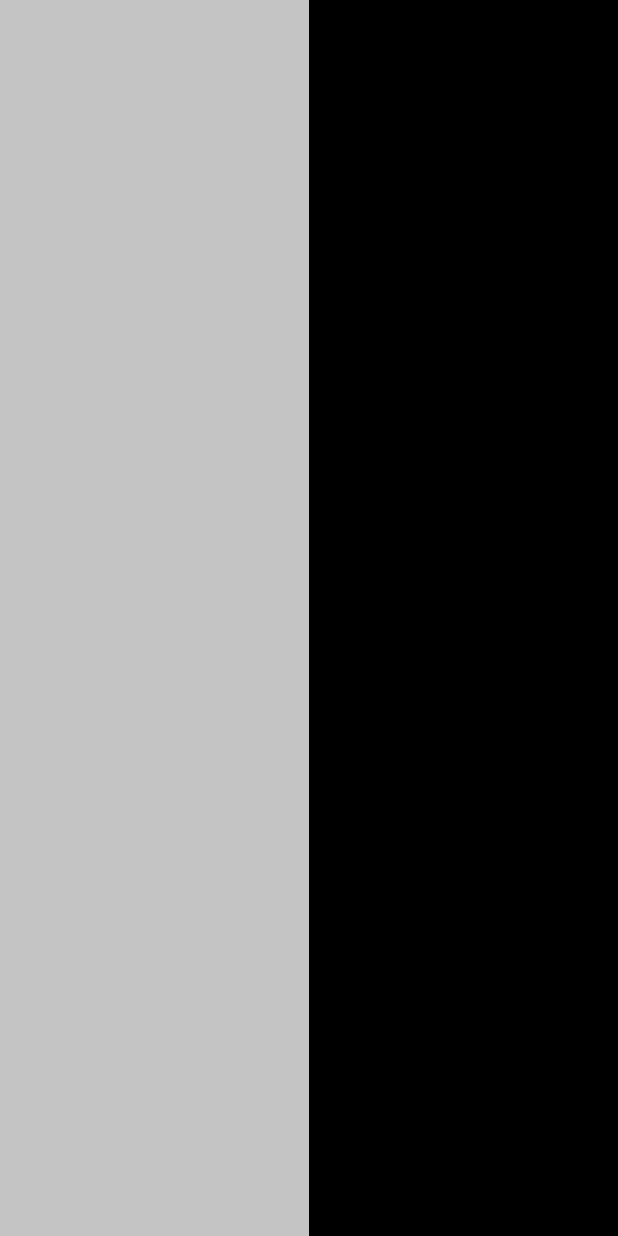
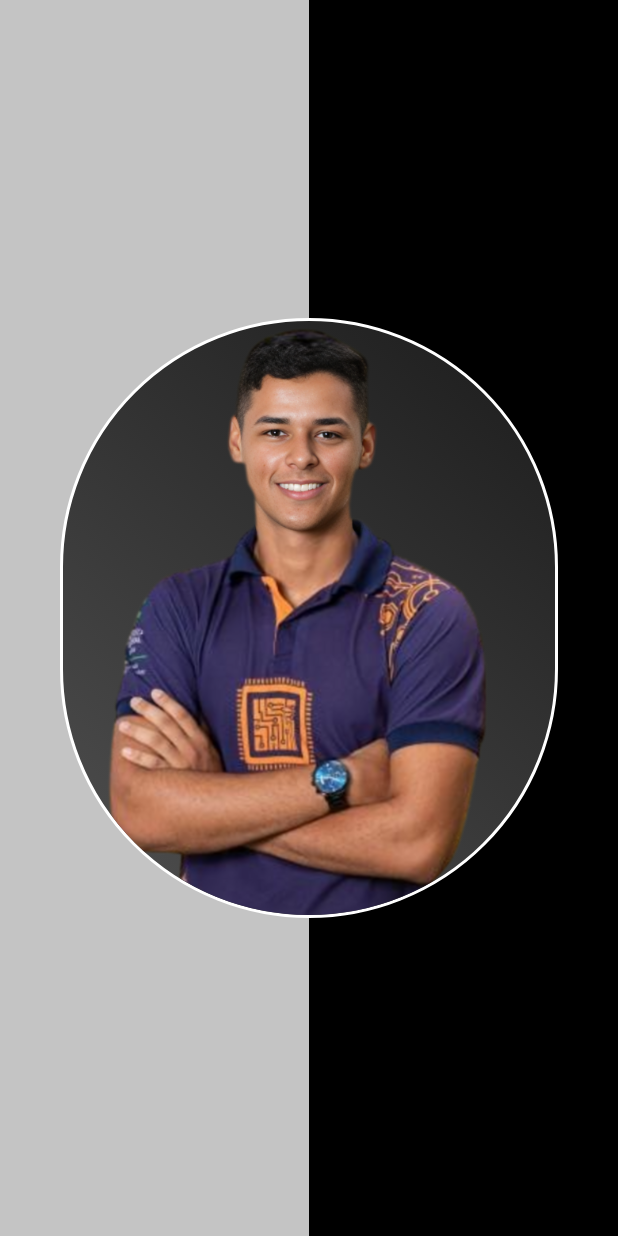
Before and after one commit to MateusLucasDaSilva/site_mateus, a Flutter app: the screen it shows after launch, on a phone screen of 412 x 824 dp. Run offline on Flutter 3.47's test engine with Material 3 defaults, Android fonts, the phone set to English and light mode, and no system bars; our stand-ins replace google_fonts.

Commit message:
coloquei a minha imagem no site

```diff
--- a/lib/src/presentation/pages/home/home_page.dart
+++ b/lib/src/presentation/pages/home/home_page.dart
@@ -96,8 +96,8 @@ class ProfilePictureWidget extends StatelessWidget {
     return Padding(
       padding: const EdgeInsets.all(40),
       child: Container(
-        height: 200,
-        width: 200,
+        height: 400,
+        width: 400,
         decoration: BoxDecoration(
           borderRadius: BorderRadius.circular(1000),
           border: Border.all(
--- a/lib/src/presentation/pages/home/widgets/profile_page.dart
+++ b/lib/src/presentation/pages/home/widgets/profile_page.dart
@@ -1,4 +1,5 @@
 import 'package:flutter/material.dart';
+import 'package:site_mateus/src/presentation/pages/home/home_page.dart';
 
 class ProfilePage extends StatelessWidget {
   const ProfilePage({super.key});
@@ -19,6 +20,10 @@ class ProfilePage extends StatelessWidget {
               color: const Color(0xffC4C4C4),
             ),
           ),
+          const Align(
+            alignment: Alignment.centerRight,
+            child: ProfilePictureWidget(),
+          )
         ],
       ),
     );
```
